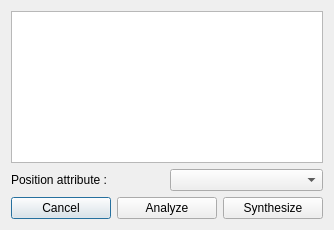
This is forms/dialog_surface_waveletDecomposition.ui in abletterer/surface_waveletDecomposition as Qt 5 draws it before an edit. The edited form follows.
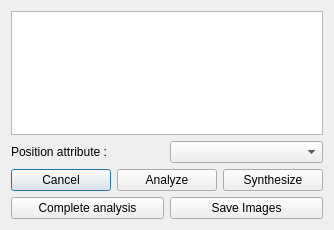
This is the edited form.

Commit message: Mise en place de la décomposition. Enregistrement des différentes décompositions obtenues sous forme d'images

What changed in the file:
```diff
--- a/forms/dialog_surface_waveletDecomposition.ui
+++ b/forms/dialog_surface_waveletDecomposition.ui
@@ -63,6 +63,24 @@
      </item>
     </layout>
    </item>
+   <item>
+    <layout class="QHBoxLayout" name="horizontalLayout">
+     <item>
+      <widget class="QPushButton" name="button_completeAnalysis">
+       <property name="text">
+        <string>Complete analysis</string>
+       </property>
+      </widget>
+     </item>
+     <item>
+      <widget class="QPushButton" name="button_saveImages">
+       <property name="text">
+        <string>Save Images</string>
+       </property>
+      </widget>
+     </item>
+    </layout>
+   </item>
   </layout>
  </widget>
  <resources/>
```
Left out of the diff: 3 changed lines with no effect on the pictures. The commit also changes 3 other files.
